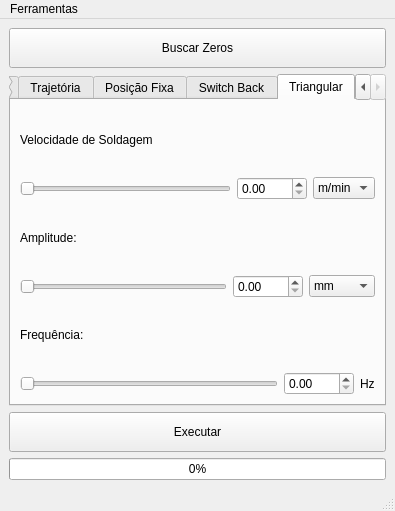
This is Source/ui/mainwindow.ui in rafaelppires/weldway as Qt 5 draws it before an edit. The edited form follows.
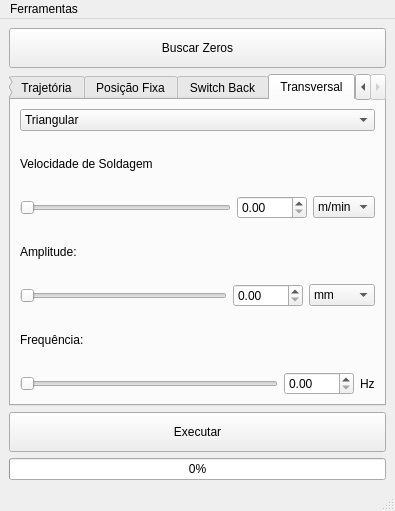
This is the edited form. The open tabs and pages were chosen to show the change.

Commit message: E e duplo E num combo (supostamente os mesmos parâmetros)

What changed in the file:
```diff
--- a/Source/ui/mainwindow.ui
+++ b/Source/ui/mainwindow.ui
@@ -810,10 +810,10 @@
         </widget>
         <widget class="QWidget" name="tab_4">
          <attribute name="title">
-          <string>Triangular</string>
+          <string>Transversal</string>
          </attribute>
          <layout class="QGridLayout" name="gridLayout_14">
-          <item row="0" column="0">
+          <item row="1" column="0">
            <layout class="QGridLayout" name="gridLayout_12">
             <item row="1" column="0">
              <widget class="QSlider" name="trWeldSpeedSlider">
@@ -868,7 +868,7 @@
             </item>
            </layout>
           </item>
-          <item row="1" column="0">
+          <item row="2" column="0">
            <layout class="QGridLayout" name="gridLayout_6">
             <item row="1" column="0">
              <widget class="QSlider" name="trAmplitudeSlider">
@@ -934,7 +934,7 @@
             </item>
            </layout>
           </item>
-          <item row="2" column="0">
+          <item row="3" column="0">
            <layout class="QGridLayout" name="gridLayout_13">
             <item row="1" column="2">
              <widget class="QLabel" name="label_15">
@@ -972,6 +972,29 @@
             </item>
            </layout>
           </item>
+          <item row="0" column="0">
+           <layout class="QHBoxLayout" name="horizontalLayout_4">
+            <item>
+             <widget class="QComboBox" name="comboBox">
+              <item>
+               <property name="text">
+                <string>Triangular</string>
+               </property>
+              </item>
+              <item>
+               <property name="text">
+                <string>E</string>
+               </property>
+              </item>
+              <item>
+               <property name="text">
+                <string>Duplo E</string>
+               </property>
+              </item>
+             </widget>
+            </item>
+           </layout>
+          </item>
          </layout>
         </widget>
        </widget>
```
Left out of the diff: 22 changed lines with no effect on the pictures.
